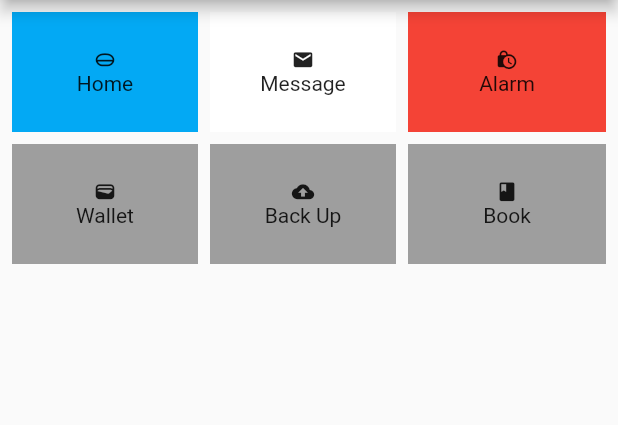
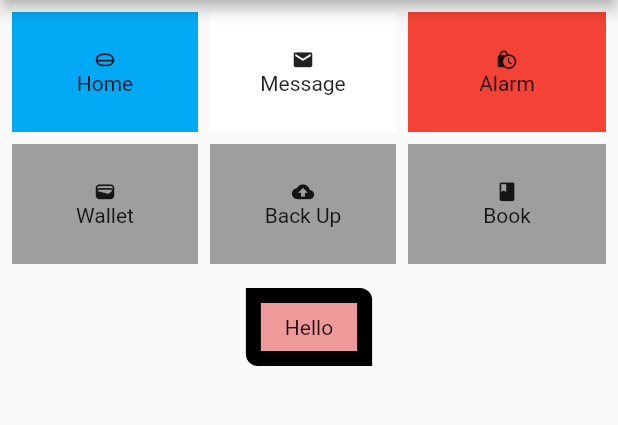
Before and after one commit to khaqim/belajar-flutter-af, a Flutter app: the screen it shows after launch, on a phone screen of 412 x 824 dp, the part 84-509 px from its top. Run offline on Flutter 3.47's test engine with Material 2 defaults, Android fonts, the light colour scheme and no system bars.

Commit message:
belajar container

```diff
--- a/lib/grid_page.dart
+++ b/lib/grid_page.dart
@@ -7,14 +7,14 @@ class GridPage extends StatelessWidget {
   Widget build(BuildContext context) {
     return Scaffold(
         appBar: AppBar(
-          title: Text('Kolom dan Baris'),
+          title: const Text('Kolom dan Baris'),
         ),
         body: Padding(
           padding: const EdgeInsets.all(8.0),
           child: Column(
             children: [
               Padding(
-                padding: EdgeInsets.only(bottom: 8),
+                padding: const EdgeInsets.only(bottom: 8),
                 child: Row(
                   children: [
                     _buildItem('Home', Icons.home_mini,
@@ -31,19 +31,33 @@ class GridPage extends StatelessWidget {
                   _buildItem('Back Up', Icons.backup),
                   _buildItem('Book', Icons.book, isEnd: true),
                 ],
-              )
+              ),
+              Container(
+                margin: EdgeInsets.only(top: 16),
+                padding: EdgeInsets.symmetric(horizontal: 16, vertical: 8),
+                // padding: EdgeInsets.all(16).copyWith(top: 0),
+                // padding: EdgeInsets.only(bottom: 16, left: 16, right: 16),
+                // padding: EdgeInsets.zero,
+                decoration: BoxDecoration(
+                  color: Colors.red.shade200,
+                  // borderRadius: BorderRadius.all(Radius.circular(10)),
+                  border: Border.all(color: Colors.black,width: 10),
+                  borderRadius: BorderRadius.only(
+                      topRight: Radius.circular(8),
+                      bottomLeft: Radius.circular(8)),
+                ),
+                child: Text('Hello'),
+              ),
             ],
           ),
         ));
   }
 
-  _buildItem(String title, IconData icon,
+  Widget _buildItem(String title, IconData icon,
       {Color color = Colors.grey, bool isEnd = false}) {
     return Expanded(
       child: Container(
-          // width: 50,
           height: 80,
-          // padding: EdgeInsets.symmetric(vertical: 30),
           margin: EdgeInsets.only(right: isEnd ? 0 : 8),
           color: color,
           child: Column(
```
Also changed, not shown: lib/grid_view.dart (+39 -9 lines).
